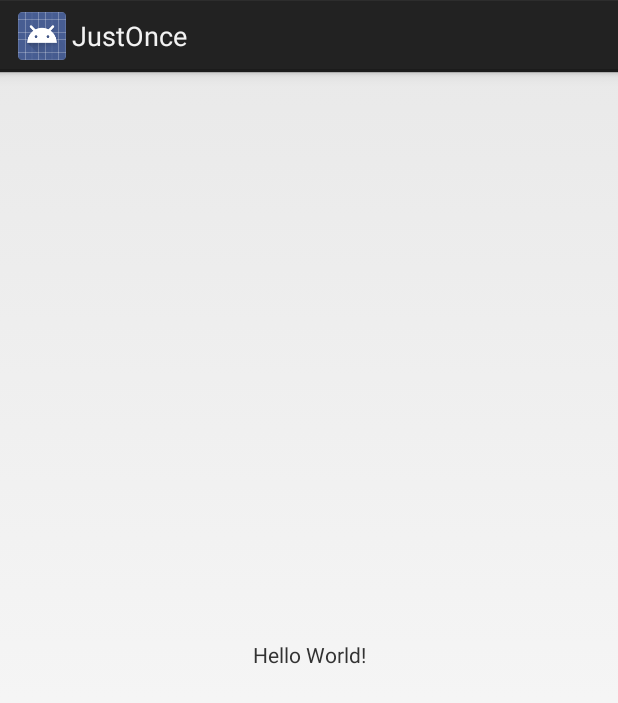
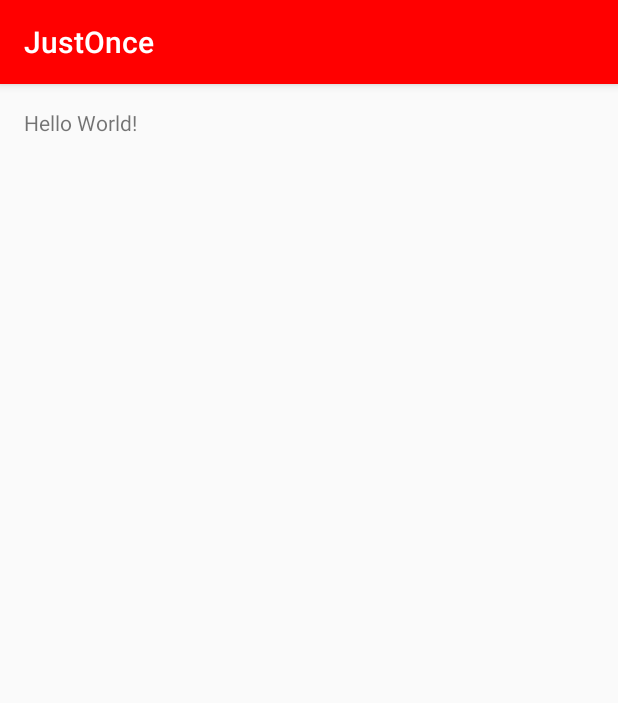
Before and after one commit to ashish230897/India-Singapore-Hackathon-Team-RangersZ, an Android app: the screen it shows after launch (Login), on a phone screen of 412 x 824 dp. Shown: the top 703 px of the screen. Run offline under Robolectric (Android 15) with nearby library versions, the phone set to English and light mode, and no system bars.

Commit message:
added AppCompat

```diff
--- a/JustOnce/app/build.gradle
+++ b/JustOnce/app/build.gradle
@@ -19,9 +19,10 @@ android {
 }
 
 dependencies {
-    implementation fileTree(dir: 'libs', include: ['*.jar'])
+    implementation fileTree(include: ['*.jar'], dir: 'libs')
     implementation 'com.android.support.constraint:constraint-layout:1.1.3'
     testImplementation 'junit:junit:4.12'
     androidTestImplementation 'com.android.support.test:runner:1.0.2'
     androidTestImplementation 'com.android.support.test.espresso:espresso-core:3.0.2'
+    implementation 'com.android.support:appcompat-v7:28.0.0-alpha1'
 }
--- a/JustOnce/app/src/main/java/com/sih/justonce/Login.java
+++ b/JustOnce/app/src/main/java/com/sih/justonce/Login.java
@@ -2,8 +2,9 @@ package com.sih.justonce;
 
 import android.app.Activity;
 import android.os.Bundle;
+import android.support.v7.app.AppCompatActivity;
 
-public class Login extends Activity {
+public class Login extends AppCompatActivity {
 
     @Override
     protected void onCreate(Bundle savedInstanceState) {
--- a/JustOnce/app/src/main/res/layout/activity_login.xml
+++ b/JustOnce/app/src/main/res/layout/activity_login.xml
@@ -1,18 +1,16 @@
 <?xml version="1.0" encoding="utf-8"?>
-<android.support.constraint.ConstraintLayout xmlns:android="http://schemas.android.com/apk/res/android"
-    xmlns:app="http://schemas.android.com/apk/res-auto"
+<LinearLayout xmlns:android="http://schemas.android.com/apk/res/android"
     xmlns:tools="http://schemas.android.com/tools"
     android:layout_width="match_parent"
     android:layout_height="match_parent"
+    android:orientation="vertical"
+    android:padding="16dp"
     tools:context=".Login">
 
     <TextView
         android:layout_width="wrap_content"
         android:layout_height="wrap_content"
         android:text="Hello World!"
-        app:layout_constraintBottom_toBottomOf="parent"
-        app:layout_constraintLeft_toLeftOf="parent"
-        app:layout_constraintRight_toRightOf="parent"
-        app:layout_constraintTop_toTopOf="parent" />
+         />
 
-</android.support.constraint.ConstraintLayout>
+</LinearLayout>
--- a/JustOnce/app/src/main/res/values/colors.xml
+++ b/JustOnce/app/src/main/res/values/colors.xml
@@ -1,6 +1,6 @@
 <?xml version="1.0" encoding="utf-8"?>
 <resources>
-    <color name="colorPrimary">#3F51B5</color>
+    <color name="colorPrimary">#FF0000</color>
     <color name="colorPrimaryDark">#303F9F</color>
     <color name="colorAccent">#FF4081</color>
 </resources>
--- a/JustOnce/app/src/main/res/values/styles.xml
+++ b/JustOnce/app/src/main/res/values/styles.xml
@@ -1,8 +1,10 @@
 <resources>
 
-    <!-- Base application theme. -->
-    <style name="AppTheme" parent="android:Theme.Holo.Light.DarkActionBar">
+    <style name="AppTheme" parent="Theme.AppCompat.Light.DarkActionBar">
         <!-- Customize your theme here. -->
+        <item name="colorPrimary">@color/colorPrimary</item>
+        <item name="colorPrimaryDark">@color/colorPrimaryDark</item>
+        <item name="colorAccent">@color/colorAccent</item>
     </style>
 
 </resources>
```
